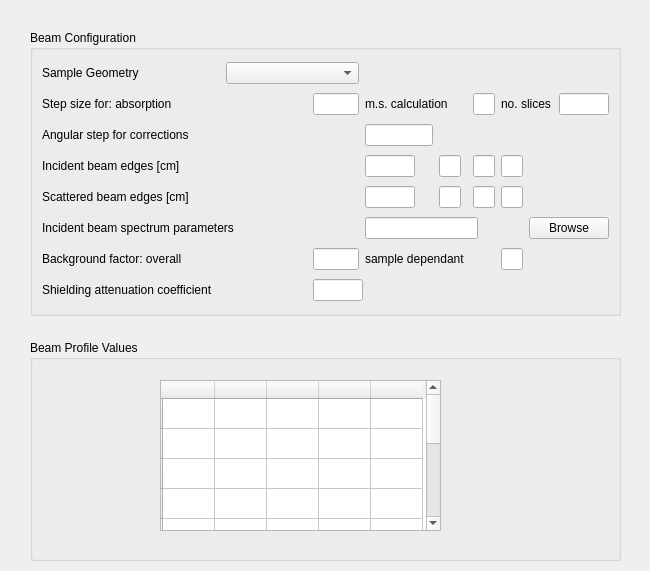
Above: src/gui/widgets/ui_files/beamWidget.ui from disorderedmaterials/GudPy before the change. Below: the same form after it.
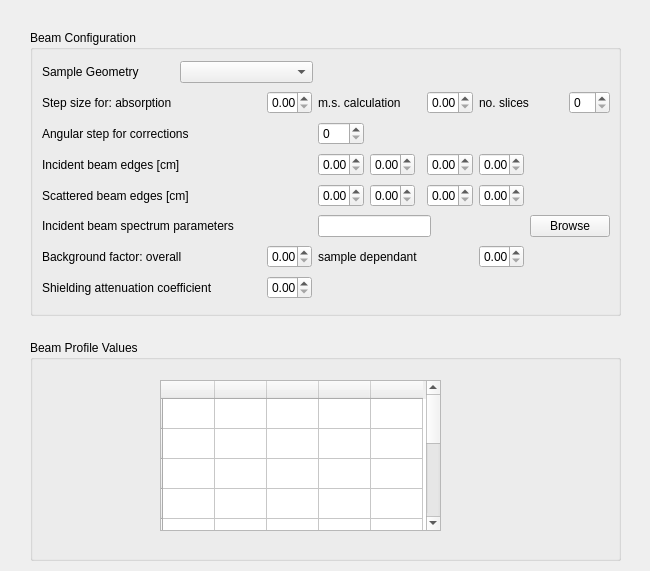
That is the form after the change.

Commit message: Updated BeamWidget UI to use QSpinBox and QDoubleSpinBox over LineEdits.

```diff
--- a/src/gui/widgets/ui_files/beamWidget.ui
+++ b/src/gui/widgets/ui_files/beamWidget.ui
@@ -74,26 +74,6 @@
       </property>
      </widget>
     </item>
-    <item row="7" column="6" colspan="2">
-     <widget class="QLineEdit" name="shieldingLineEdit">
-      <property name="maximumSize">
-       <size>
-        <width>50</width>
-        <height>16777215</height>
-       </size>
-      </property>
-     </widget>
-    </item>
-    <item row="6" column="6">
-     <widget class="QLineEdit" name="overallBackgroundFactorLineEdit">
-      <property name="maximumSize">
-       <size>
-        <width>50</width>
-        <height>16777215</height>
-       </size>
-      </property>
-     </widget>
-    </item>
     <item row="3" column="0" colspan="5">
      <widget class="QLabel" name="incidentBeamEdgesLabel">
       <property name="minimumSize">
@@ -177,26 +157,6 @@
       </property>
      </widget>
     </item>
-    <item row="1" column="6">
-     <widget class="QLineEdit" name="absorptionStepSizeLineEdit">
-      <property name="maximumSize">
-       <size>
-        <width>50</width>
-        <height>16777215</height>
-       </size>
-      </property>
-     </widget>
-    </item>
-    <item row="6" column="11">
-     <widget class="QLineEdit" name="sampleDependantBackgroundFactorLineEdit">
-      <property name="maximumSize">
-       <size>
-        <width>50</width>
-        <height>16777215</height>
-       </size>
-      </property>
-     </widget>
-    </item>
     <item row="1" column="7">
      <widget class="QLabel" name="msCalculationStepSizeLabel">
       <property name="minimumSize">
@@ -229,96 +189,6 @@
       </property>
      </widget>
     </item>
-    <item row="1" column="10">
-     <widget class="QLineEdit" name="msCalculationStepSizeLineEdit">
-      <property name="maximumSize">
-       <size>
-        <width>50</width>
-        <height>16777215</height>
-       </size>
-      </property>
-     </widget>
-    </item>
-    <item row="3" column="11">
-     <widget class="QLineEdit" name="bottomIncidentBeamLineEdit">
-      <property name="maximumSize">
-       <size>
-        <width>50</width>
-        <height>16777215</height>
-       </size>
-      </property>
-     </widget>
-    </item>
-    <item row="4" column="11">
-     <widget class="QLineEdit" name="bottomScatteredBeamLineEdit">
-      <property name="maximumSize">
-       <size>
-        <width>50</width>
-        <height>16777215</height>
-       </size>
-      </property>
-     </widget>
-    </item>
-    <item row="4" column="10">
-     <widget class="QLineEdit" name="topScatteredBeamLineEdit">
-      <property name="maximumSize">
-       <size>
-        <width>50</width>
-        <height>16777215</height>
-       </size>
-      </property>
-     </widget>
-    </item>
-    <item row="3" column="10">
-     <widget class="QLineEdit" name="topIncidentBeamLineEdit">
-      <property name="maximumSize">
-       <size>
-        <width>50</width>
-        <height>16777215</height>
-       </size>
-      </property>
-     </widget>
-    </item>
-    <item row="4" column="8">
-     <widget class="QLineEdit" name="rightScatteredBeamLineEdit">
-      <property name="maximumSize">
-       <size>
-        <width>50</width>
-        <height>16777215</height>
-       </size>
-      </property>
-     </widget>
-    </item>
-    <item row="3" column="8">
-     <widget class="QLineEdit" name="rightIncidentBeamLineEdit">
-      <property name="maximumSize">
-       <size>
-        <width>50</width>
-        <height>16777215</height>
-       </size>
-      </property>
-     </widget>
-    </item>
-    <item row="4" column="7">
-     <widget class="QLineEdit" name="leftScatteredBeamLineEdit">
-      <property name="maximumSize">
-       <size>
-        <width>50</width>
-        <height>16777215</height>
-       </size>
-      </property>
-     </widget>
-    </item>
-    <item row="3" column="7">
-     <widget class="QLineEdit" name="leftIncidentBeamLineEdit">
-      <property name="maximumSize">
-       <size>
-        <width>50</width>
-        <height>16777215</height>
-       </size>
-      </property>
-     </widget>
-    </item>
     <item row="0" column="0" colspan="3">
      <widget class="QLabel" name="sampleGeometryLabel">
       <property name="minimumSize">
@@ -342,16 +212,6 @@
       </property>
      </widget>
     </item>
-    <item row="1" column="13">
-     <widget class="QLineEdit" name="noSlicesLineEdit">
-      <property name="maximumSize">
-       <size>
-        <width>50</width>
-        <height>16777215</height>
-       </size>
-      </property>
-     </widget>
-    </item>
     <item row="1" column="11" colspan="2">
      <widget class="QLabel" name="noSlicesLabel">
       <property name="maximumSize">
@@ -365,9 +225,6 @@
       </property>
      </widget>
     </item>
-    <item row="2" column="7">
-     <widget class="QLineEdit" name="stepForCorrectionsLineEdit"/>
-    </item>
     <item row="2" column="0" colspan="5">
      <widget class="QLabel" name="stepForCorrectionsLabel">
       <property name="maximumSize">
@@ -381,6 +238,51 @@
       </property>
      </widget>
     </item>
+    <item row="1" column="6">
+     <widget class="QDoubleSpinBox" name="absorptionStepSizeSpinBox"/>
+    </item>
+    <item row="1" column="10">
+     <widget class="QDoubleSpinBox" name="msCalculationStepSizeSpinBox"/>
+    </item>
+    <item row="1" column="13">
+     <widget class="QSpinBox" name="noSlicesSpinBox"/>
+    </item>
+    <item row="2" column="7">
+     <widget class="QSpinBox" name="stepForCorrectionsSpinBox"/>
+    </item>
+    <item row="3" column="7">
+     <widget class="QDoubleSpinBox" name="leftIncidentBeamEdgeSpinBox"/>
+    </item>
+    <item row="3" column="8">
+     <widget class="QDoubleSpinBox" name="rightIncidentBeamEdgeSpinBox"/>
+    </item>
+    <item row="3" column="10">
+     <widget class="QDoubleSpinBox" name="topIncidentBeamEdgeSpinBox"/>
+    </item>
+    <item row="3" column="11">
+     <widget class="QDoubleSpinBox" name="bottomIncidentBeamEdgeSpinBox"/>
+    </item>
+    <item row="4" column="7">
+     <widget class="QDoubleSpinBox" name="leftScatteredBeamEdgeSpinBox"/>
+    </item>
+    <item row="4" column="8">
+     <widget class="QDoubleSpinBox" name="rightScatteredBeamEdgeSpinBox"/>
+    </item>
+    <item row="4" column="10">
+     <widget class="QDoubleSpinBox" name="topScatteredBeamEdgeSpinBox"/>
+    </item>
+    <item row="4" column="11">
+     <widget class="QDoubleSpinBox" name="bottomScatteredBeamLineEdit"/>
+    </item>
+    <item row="6" column="6">
+     <widget class="QDoubleSpinBox" name="overallBackgroundFactorSpinBox"/>
+    </item>
+    <item row="6" column="11">
+     <widget class="QDoubleSpinBox" name="sampleDependantBackgroundFactorSpinBox"/>
+    </item>
+    <item row="7" column="6">
+     <widget class="QDoubleSpinBox" name="shieldingSpinBox"/>
+    </item>
    </layout>
   </widget>
   <widget class="QGroupBox" name="profileValuesGroupBox">
```
